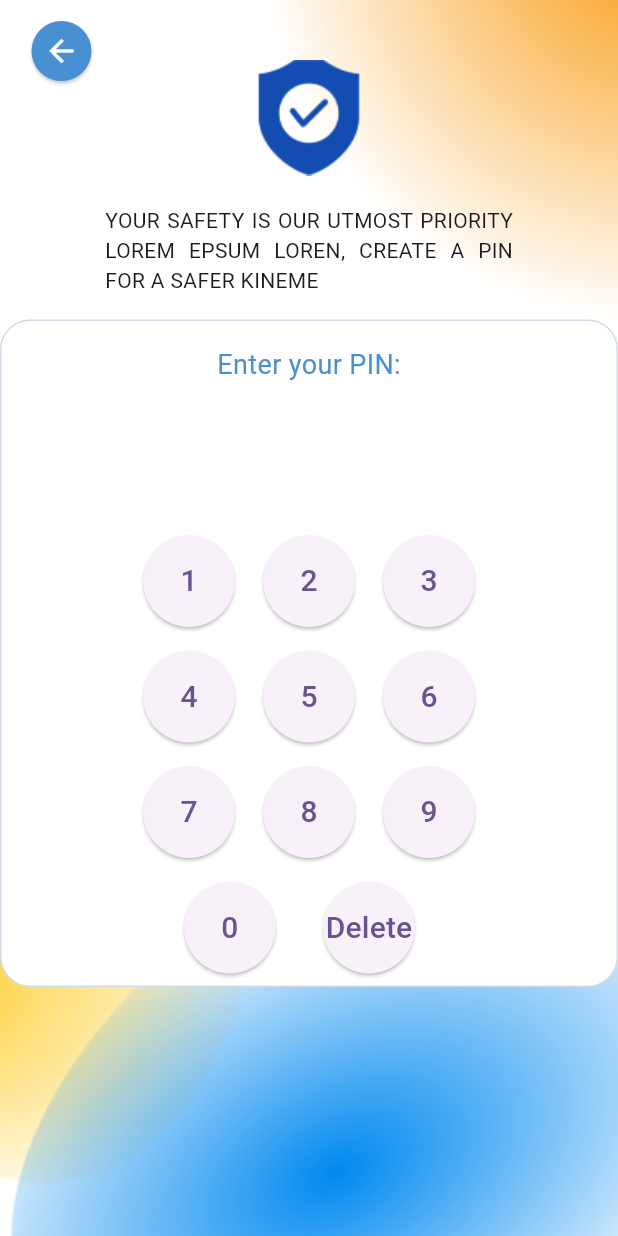
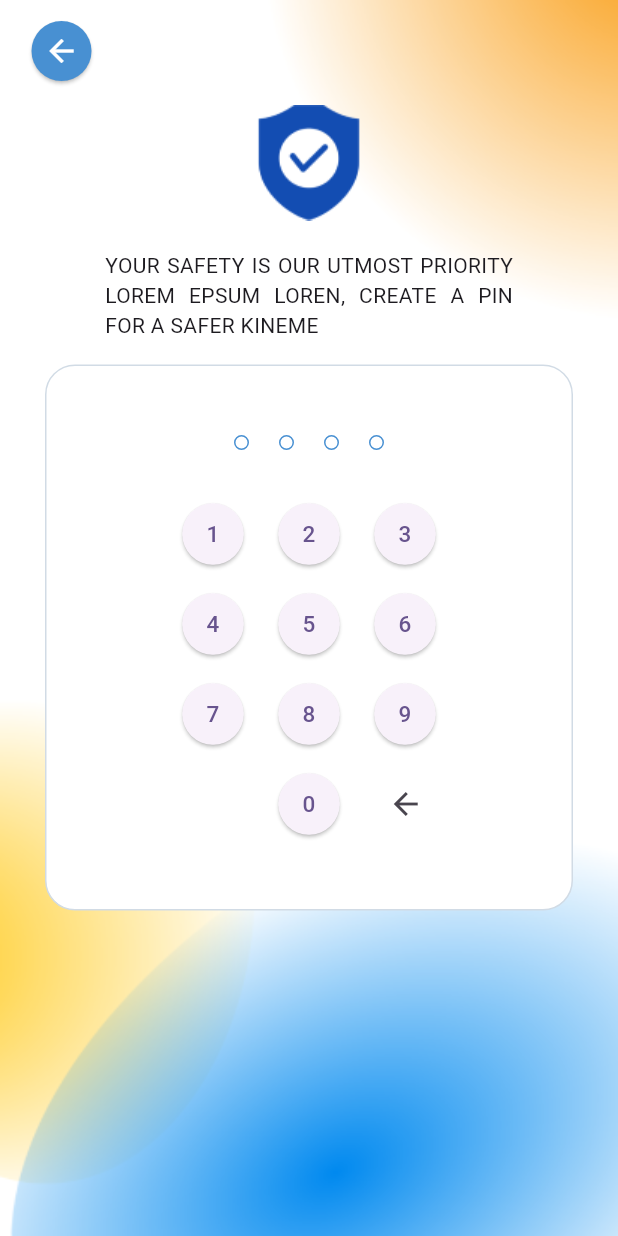
Before and after one commit to Hestice/payroll_viewer, a Flutter app: the PinScreen screen opened by its route, on a phone screen of 412 x 824 dp. Run offline on Flutter 3.47's test engine with Material 2 defaults, Android fonts, the phone set to English and light mode, and no system bars; our stand-ins replace go_router.

Commit message:
pin display, hidden numbers, aligned input buttons.

```diff
--- /dev/null
+++ b/frontend/payroll_viewer/lib/common/pin_display_common.dart
@@ -0,0 +1,28 @@
+import 'package:flutter/material.dart';
+
+class PinDisplay extends StatelessWidget {
+  final String pin;
+  final int maxLength;
+
+  PinDisplay({required this.pin, this.maxLength = 4});
+
+  @override
+  Widget build(BuildContext context) {
+    return Row(
+      mainAxisAlignment: MainAxisAlignment.center,
+      children: List.generate(maxLength, (index) {
+        bool hasValue = index < pin.length;
+        return Container(
+          margin: EdgeInsets.symmetric(horizontal: 10.0, vertical: 10),
+          width: 10.0,
+          height: 10.0,
+          decoration: BoxDecoration(
+            shape: BoxShape.circle,
+            color: hasValue ? Color(0xFF4890D2) : Colors.white,
+            border: Border.all(color: Color(0xFF4890D2)),
+          ),
+        );
+      }),
+    );
+  }
+}
--- a/frontend/payroll_viewer/lib/common/shadow_text_field_common.dart
+++ b/frontend/payroll_viewer/lib/common/shadow_text_field_common.dart
@@ -49,7 +49,7 @@ class _BuildShadowedTextFieldCommonState
               BoxShadow(
                 color: Colors.black.withOpacity(0.1),
                 blurRadius: 7.0,
-                offset: Offset(0, 4),
+                offset: Offset(0, 3),
               ),
             ],
           ),
--- a/frontend/payroll_viewer/lib/screens/pin_screen.dart
+++ b/frontend/payroll_viewer/lib/screens/pin_screen.dart
@@ -1,5 +1,6 @@
 import 'package:flutter/material.dart';
 import 'package:go_router/go_router.dart';
+import '../common/pin_display_common.dart';
 class PinScreen extends StatefulWidget {
   const PinScreen({super.key});
 
@@ -43,7 +44,7 @@ class _PinScreenScreenState extends State<PinScreen> {
                 ),
                 Column(
                   children: [
-                    SizedBox(height: 40,),
+                    SizedBox(height: 70,),
                     Align(
                       alignment: Alignment.topCenter,
                         child: Image(
@@ -59,6 +60,7 @@ class _PinScreenScreenState extends State<PinScreen> {
                       ),
 
                     Container(
+                      margin: new EdgeInsets.symmetric(horizontal: 30.0),
                       decoration: BoxDecoration(
                         color: Colors.white,
                         border: Border.all(
@@ -68,6 +70,7 @@ class _PinScreenScreenState extends State<PinScreen> {
                       ),
                       child: PinInputWidget(),
                     ),
+
                   ]
                 ),
             ]
@@ -100,21 +103,15 @@ class _PinInputWidgetState extends State<PinInputWidget> {
 
   @override
   Widget build(BuildContext context) {
-    return Column(
+    return Container(
+      margin: EdgeInsets.symmetric(horizontal: 68),
+      child: Column(
         children: [
+          SizedBox(height: 20,),
+          //this is the pin input display
           Container(
             padding: EdgeInsets.all(16.0),
-          child: Text(
-            'Enter your PIN:',
-            style: TextStyle(fontSize: 18.0, color: Color(0xFF4890D2)),
-          ),
-        ),
-        Container(
-          padding: EdgeInsets.all(16.0),
-          child: Text(
-            pin,
-            style: TextStyle(fontSize: 32.0, letterSpacing: 16.0),
-          ),
+            child: PinDisplay(pin: pin),
           ),
           Row(
             mainAxisAlignment: MainAxisAlignment.center,
@@ -149,17 +146,23 @@ class _PinInputWidgetState extends State<PinInputWidget> {
           Row(
             mainAxisAlignment: MainAxisAlignment.center,
             children: [
+              Container(width: 65.0),
               PinButton(
                 text: '0',
                 onPressed: () => _handleKeyPress('0'),
               ),
-            PinButton(
-              text: 'Delete',
+              Padding(
+                padding: EdgeInsets.symmetric(horizontal:8.5), // Adjust padding as needed
+                child: IconButton(
+                  icon: Icon(Icons.arrow_back),
                   onPressed: () => _handleKeyPress('delete'),
                 ),
+              )
             ],
           ),
+          SizedBox(height: 40,),
         ],
+      ),
     );
   }
 }
@@ -173,12 +176,12 @@ class PinButton extends StatelessWidget {
   @override
   Widget build(BuildContext context) {
     return Container(
-      margin: EdgeInsets.all(8.0),
+      margin: EdgeInsets.symmetric( vertical: 6, horizontal: 0),
       child: ElevatedButton(
         onPressed: onPressed,
-        child: Text(text, style: TextStyle(fontSize: 20.0)),
+        child: Text(text, style: TextStyle(fontSize: 15.0)),
         style: ElevatedButton.styleFrom(
-          padding: EdgeInsets.all(16.0),
+          padding: EdgeInsets.all(10.0),
           shape: CircleBorder(),
         ),
       ),
```
Lines whose indentation alone changed are shown as unchanged.
